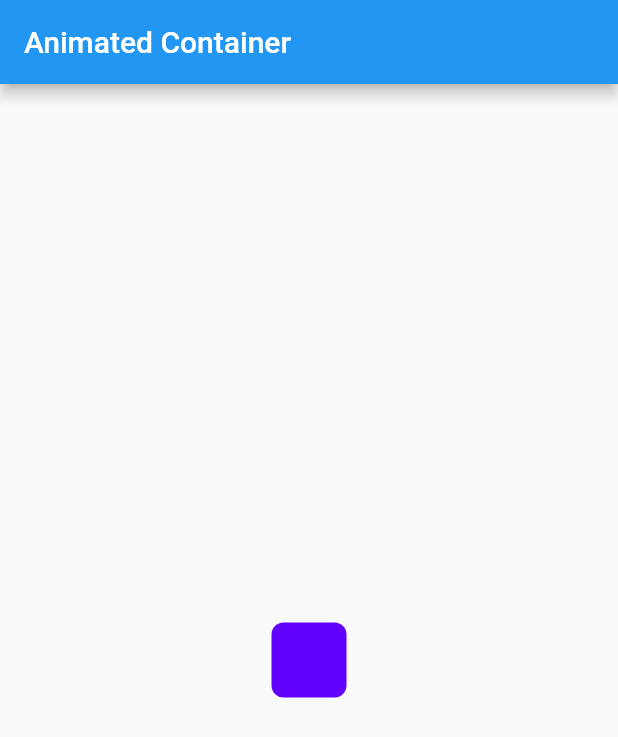
After one commit to roadhog71/flutter_animations, a Flutter app: the screen it shows after launch, after a tap on "Go to Animated Container example", on a phone screen of 412 x 824 dp. The commit adds this screen. Shown: the top 737 px of the screen. Run offline on Flutter 3.47's test engine with Material 2 defaults, Android fonts, the phone set to English and light mode, and no system bars.

Commit message:
animation container created

```diff
--- a/lib/main.dart
+++ b/lib/main.dart
@@ -1,4 +1,4 @@
-import 'package:animations/screens/floating_action_button/ListPage.dart';
+import 'package:animations/screens/home_page/HomePage.dart';
 import 'package:flutter/material.dart';
 
 void main() {
@@ -11,8 +11,8 @@ class MyApp extends StatelessWidget {
   @override
   Widget build(BuildContext context) {
     return MaterialApp(
-      title: 'Flutter List Example',
-      home: ListPage(), // Use the HomePage widget as the home page.
+      title: 'Flutter Animations',
+      home: HomePage(), // Use the HomePage widget as the home page.
     );
   }
 }
--- /dev/null
+++ b/lib/screens/container_animation/animated_container_page.dart
@@ -0,0 +1,37 @@
+import 'package:flutter/material.dart';
+
+class AnimatedContainerPage extends StatefulWidget {
+  const AnimatedContainerPage({super.key});
+
+  @override
+  State<AnimatedContainerPage> createState() => _AnimatedContainerPageState();
+}
+
+class _AnimatedContainerPageState extends State<AnimatedContainerPage> {
+  double _width = 50;
+  double _height = 50;
+  Color _color = Color.fromARGB(255, 98, 0, 255);
+  BorderRadiusGeometry _borderRadius = BorderRadius.circular(8);
+
+  @override
+  Widget build(BuildContext context) {
+    return MaterialApp(
+      home: Scaffold(
+        appBar: AppBar(
+          title: const Text('Animated Container'),
+        ),
+        body: Center(
+            child: AnimatedContainer(
+          width: _width,
+          height: _height,
+          decoration: BoxDecoration(
+            color: _color,
+            borderRadius: _borderRadius,
+          ),
+          duration: const Duration(seconds: 1),
+          curve: Curves.fastOutSlowIn,
+        )),
+      ),
+    );
+  }
+}
--- a/lib/screens/floating_action_button/widgets/final_FAB.dart
+++ b/lib/screens/floating_action_button/widgets/final_FAB.dart
@@ -7,14 +7,12 @@ Widget buildFAB() {
     width: 50,
     height: 50,
     child: FloatingActionButton.extended(
-      onPressed: () {
-        // Handle the action for the small FAB here.
-      },
-      icon: Padding(
+      onPressed: () {},
+      icon: const Padding(
         padding: EdgeInsets.only(left: 8.0),
         child: Icon(Icons.edit),
       ),
-      label: SizedBox(),
+      label: const SizedBox(),
     ),
   );
 }
--- a/lib/screens/floating_action_button/widgets/initial_FAB.dart
+++ b/lib/screens/floating_action_button/widgets/initial_FAB.dart
@@ -7,9 +7,7 @@ Widget buildExtendedFAB() {
     width: 150,
     height: 50,
     child: FloatingActionButton.extended(
-      onPressed: () {
-        // Handle the action for the extended FAB here.
-      },
+      onPressed: () {},
       icon: const Icon(Icons.edit),
       label: const Center(
         child: Text(
--- /dev/null
+++ b/lib/screens/home_page/HomePage.dart
@@ -0,0 +1,43 @@
+import 'package:animations/screens/floating_action_button/list_page.dart';
+import 'package:animations/screens/container_animation/animated_container_page.dart';
+import 'package:flutter/material.dart';
+
+class HomePage extends StatelessWidget {
+  @override
+  Widget build(BuildContext context) {
+    return Scaffold(
+      appBar: AppBar(
+        title: Text('Home Page'),
+      ),
+      body: Center(
+        child: Column(
+          mainAxisAlignment: MainAxisAlignment.center,
+          children: <Widget>[
+            ElevatedButton(
+              onPressed: () {
+                // Navigate to ListPage when the button is pressed
+                Navigator.push(
+                  context,
+                  MaterialPageRoute(builder: (context) => ListPage()),
+                );
+              },
+              child: Text('Go to FAB example'),
+            ),
+            ElevatedButton(
+              onPressed: () {
+                // Navigate to ListPage when the button is pressed
+                Navigator.push(
+                  context,
+                  MaterialPageRoute(
+                      builder: (context) => AnimatedContainerPage()),
+                );
+              },
+              child: Text('Go to Animated Container example'),
+            ),
+            // You can add more buttons for other screens as needed
+          ],
+        ),
+      ),
+    );
+  }
+}
```
Also changed, not shown: lib/screens/floating_action_button/list_page.dart (renamed from lib/screens/floating_action_button/ListPage.dart).
